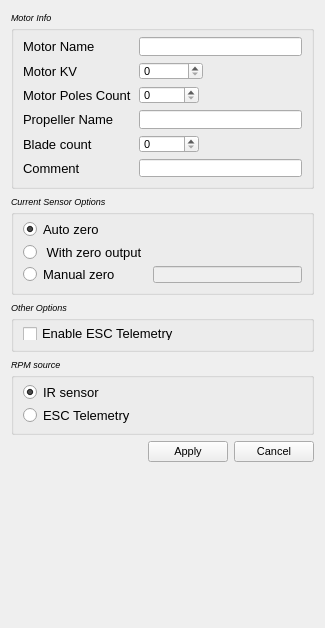
First picture: the form in ThrustApp/src/form_measuresettings.ui, repository jmajew/thrust_tool, before the edit.
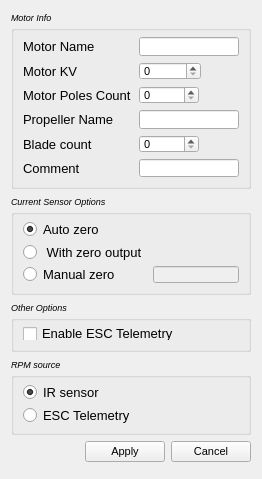
Second picture: the form after the edit.

The edit to the form file:
```diff
--- a/ThrustApp/src/form_measuresettings.ui
+++ b/ThrustApp/src/form_measuresettings.ui
@@ -6,14 +6,14 @@
    <rect>
     <x>0</x>
     <y>0</y>
-    <width>325</width>
-    <height>628</height>
+    <width>254</width>
+    <height>479</height>
    </rect>
   </property>
   <property name="minimumSize">
    <size>
     <width>0</width>
-    <height>374</height>
+    <height>479</height>
    </size>
   </property>
   <property name="windowTitle">
```
